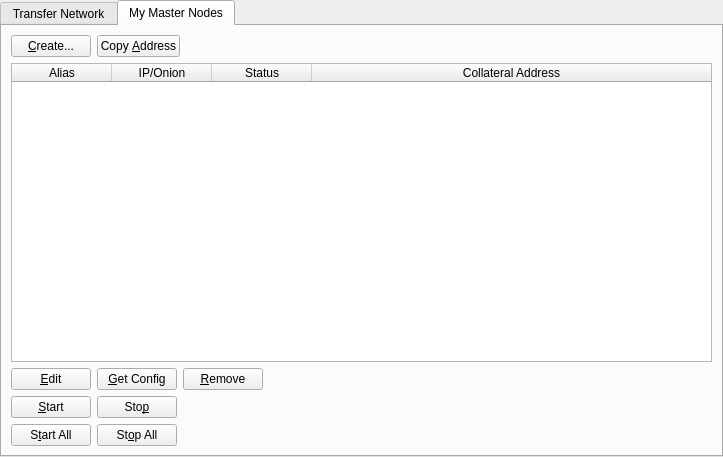
Qt form src/qt/forms/masternodemanager.ui (transferdev/Transfercoin) before a commit.
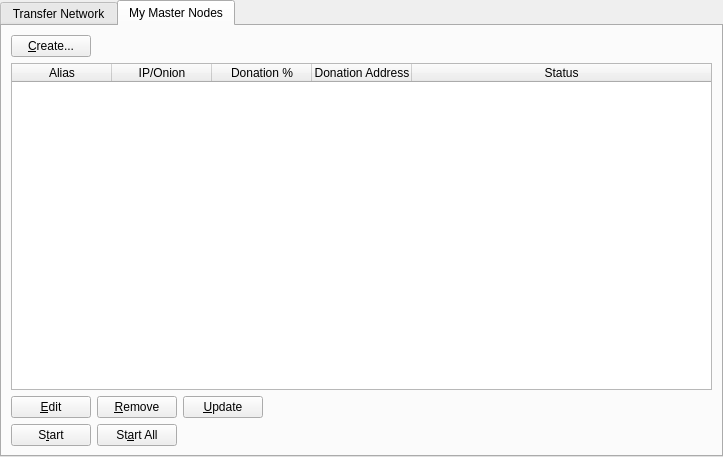
The same form after that commit. The open tabs and pages were chosen to show the change.

```diff
--- a/src/qt/forms/masternodemanager.ui
+++ b/src/qt/forms/masternodemanager.ui
@@ -145,13 +145,6 @@
                </property>
               </widget>
              </item>
-             <item>
-              <widget class="QPushButton" name="copyAddressButton">
-               <property name="text">
-                <string>Copy &amp;Address</string>
-               </property>
-              </widget>
-             </item>
              <item>
               <spacer name="horizontalSpacer">
                <property name="orientation">
@@ -194,16 +187,21 @@
                <string>IP/Onion</string>
               </property>
              </column>
+             <column>
+              <property name="text">
+               <string>Donation %</string>
+              </property>
+             </column>
+             <column>
+              <property name="text">
+               <string>Donation Address</string>
+              </property>
+             </column>
              <column>
               <property name="text">
                <string>Status</string>
               </property>
              </column>
-             <column>
-              <property name="text">
-               <string>Collateral Address</string>
-              </property>
-             </column>
             </widget>
            </item>
            <item>
@@ -218,13 +216,6 @@
                </property>
               </widget>
              </item>
-             <item>
-              <widget class="QPushButton" name="getConfigButton">
-               <property name="text">
-                <string>&amp;Get Config</string>
-               </property>
-              </widget>
-             </item>
              <item>
               <widget class="QPushButton" name="removeButton">
                <property name="text">
@@ -232,6 +223,13 @@
                </property>
               </widget>
              </item>
+             <item>
+              <widget class="QPushButton" name="UpdateButton">
+               <property name="text">
+                <string>&amp;Update</string>
+               </property>
+              </widget>
+             </item>
              <item>
               <spacer name="horizontalSpacer_2">
                <property name="orientation">
@@ -252,33 +250,6 @@
              <property name="bottomMargin">
               <number>0</number>
              </property>
-             <item>
-              <widget class="QPushButton" name="startButton">
-               <property name="text">
-                <string>&amp;Start</string>
-               </property>
-              </widget>
-             </item>
-             <item>
-              <widget class="QPushButton" name="stopButton">
-               <property name="text">
-                <string>Sto&amp;p</string>
-               </property>
-              </widget>
-             </item>
-             <item>
-              <spacer name="horizontalSpacer_4">
-               <property name="orientation">
-                <enum>Qt::Horizontal</enum>
-               </property>
-               <property name="sizeHint" stdset="0">
-                <size>
-                 <width>40</width>
-                 <height>20</height>
-                </size>
-               </property>
-              </spacer>
-             </item>
             </layout>
            </item>
            <item>
@@ -286,17 +257,17 @@
              <property name="bottomMargin">
               <number>0</number>
              </property>
+             <item>
+              <widget class="QPushButton" name="startButton">
+               <property name="text">
+                <string>S&amp;tart</string>
+               </property>
+              </widget>
+             </item>
              <item>
               <widget class="QPushButton" name="startAllButton">
                <property name="text">
-                <string>S&amp;tart All</string>
-               </property>
-              </widget>
-             </item>
-             <item>
-              <widget class="QPushButton" name="stopAllButton">
-               <property name="text">
-                <string>St&amp;op All</string>
+                <string>St&amp;art All</string>
                </property>
               </widget>
              </item>
```
Left out of the diff: 2 changed lines with no effect on the pictures.
